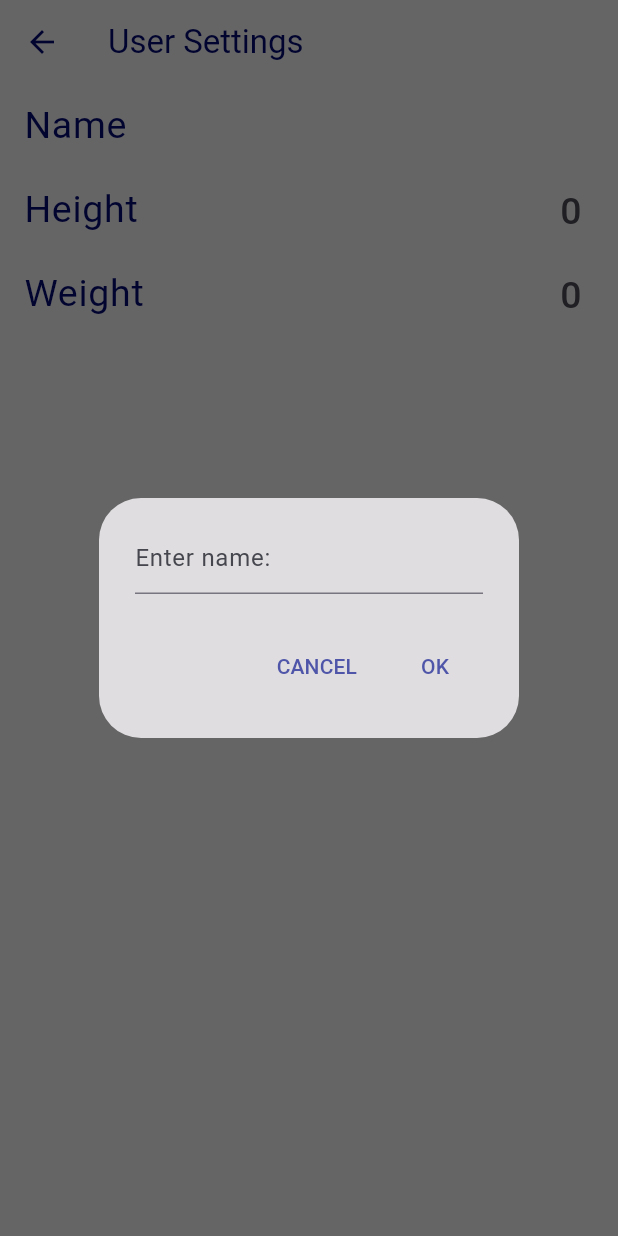
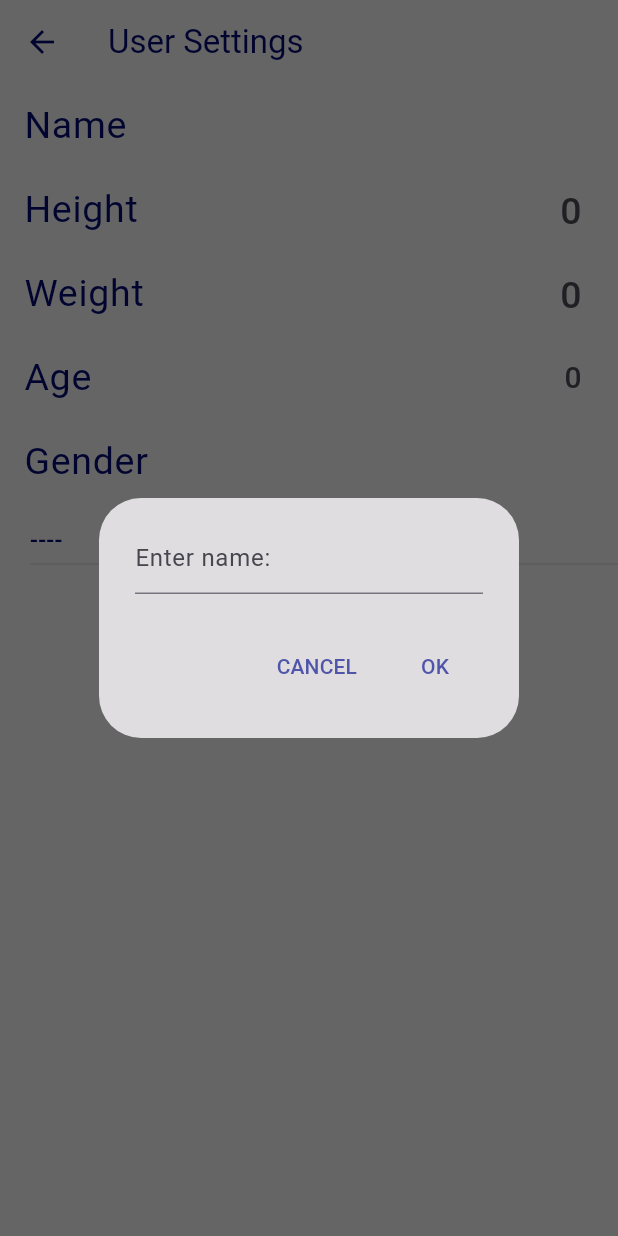
Before and after one commit to LowerCaseL084/CaloriesTrackerFlutter, a Flutter app: the CaloriesUserSettingsPage screen opened by its route, after a tap on "Name", on a phone screen of 412 x 824 dp. Run offline on Flutter 3.47's test engine with Material 2 defaults, Android fonts, the phone set to English and light mode, and no system bars; our stand-ins replace shared_preferences; accounts and stored records are empty.

Commit message:
Added gender and age

```diff
--- a/lib/settings.dart
+++ b/lib/settings.dart
@@ -6,7 +6,10 @@ mixin InputDialog {
   // From Harsh Pipaliya
   // https://stackoverflow.com/questions/49778217/how-to-create-a-dialog-that-is-able-to-accept-text-input-and-show-result-in-flut
 
-  Future<void> _displayTextInputDialog(BuildContext context, {String title='', required TextEditingController controller, required void Function(String) onTextEntered}) async {
+  Future<void> _displayTextInputDialog(BuildContext context,
+      {String title = '',
+      required TextEditingController controller,
+      required void Function(String) onTextEntered}) async {
     return showDialog(
       context: context,
       builder: (context) {
@@ -35,7 +38,10 @@ mixin InputDialog {
     );
   }
 
-  Future<void> _displayIntInputDialog(BuildContext context, {String title='', required TextEditingController controller, required void Function(int) onIntEntered}) async {
+  Future<void> _displayIntInputDialog(BuildContext context,
+      {String title = '',
+      required TextEditingController controller,
+      required void Function(int) onIntEntered}) async {
     return showDialog(
       context: context,
       builder: (context) {
@@ -53,20 +59,18 @@ mixin InputDialog {
             TextButton(
               child: const Text('OK'),
               onPressed: () {
-
                 int? val = int.tryParse(controller.text);
-                if(val == null)
-                {
+                if (val == null) {
                   Navigator.pop(context);
-                  showDialog(context: context, builder: (context) {
+                  showDialog(
+                      context: context,
+                      builder: (context) {
                         return const AlertDialog(
                           title: Text("Invalid input"),
                           content: Text("Enter valid integer!"),
                         );
                       });
-                }
-                else
-                {
+                } else {
                   onIntEntered(val);
                   Navigator.pop(context);
                 }
@@ -94,39 +98,34 @@ class CaloriesSettingsPage extends StatelessWidget {
         //mainAxisAlignment: MainAxisAlignment.center,
         children: <Widget>[
           ListTile(
-            title: const Text(
-              'User Information',
+            title: const Text('User Information',
                 style: TextStyle(
                   fontSize: 25.0,
-              )
-            ),
-            onTap: () => {Navigator.pushNamed(context, '/settings/user_settings')},
+                )),
+            onTap: () =>
+                {Navigator.pushNamed(context, '/settings/user_settings')},
           ),
           ListTile(
-            title: const Text(
-              'Goal Settings',
+            title: const Text('Goal Settings',
                 style: TextStyle(
                   fontSize: 25.0,
-              )
-            ),
-            onTap: () => {Navigator.pushNamed(context, '/settings/goal_settings')},
+                )),
+            onTap: () =>
+                {Navigator.pushNamed(context, '/settings/goal_settings')},
           ),
           ListTile(
-            title: const Text(
-              'Allergies',
+            title: const Text('Allergies',
                 style: TextStyle(
                   fontSize: 25.0,
-              )
-            ),
-            onTap: () => {Navigator.pushNamed(context, '/settings/allergies_list')},
+                )),
+            onTap: () =>
+                {Navigator.pushNamed(context, '/settings/allergies_list')},
           ),
           ListTile(
-            title: const Text(
-              'Application Settings',
+            title: const Text('Application Settings',
                 style: TextStyle(
                   fontSize: 25.0,
-              )
-            ),
+                )),
             onTap: () => {},
           ),
         ],
@@ -141,14 +140,23 @@ class CaloriesUserSettingsPage extends StatefulWidget {
   const CaloriesUserSettingsPage({super.key, required this.title});
   final String title;
   @override
-  State<CaloriesUserSettingsPage> createState() => _CaloriesUserSettingsPageState();
+  State<CaloriesUserSettingsPage> createState() =>
+      _CaloriesUserSettingsPageState();
 }
 
-class _CaloriesUserSettingsPageState extends State<CaloriesUserSettingsPage> with InputDialog {
-
-  String _userName='';
-  int _height=0;
-  int _weight=0;
+class _CaloriesUserSettingsPageState extends State<CaloriesUserSettingsPage>
+    with InputDialog {
+  String _userName = '';
+  int _height = 0;
+  int _weight = 0;
+  int _age = 0;
+  String _temp = '----';
+  String _gender = '----';
+  var items = [
+    '----',
+    'Male',
+    'Female',
+  ];
 
   @override
   void initState() {
@@ -162,6 +170,9 @@ class _CaloriesUserSettingsPageState extends State<CaloriesUserSettingsPage> wit
       _userName = (prefs.getString('user_name') ?? '');
       _height = (prefs.getInt('height') ?? 0);
       _weight = (prefs.getInt('weight') ?? 0);
+      _age = (prefs.getInt('age') ?? 0);
+      _gender = (prefs.getString('gender') ?? '');
+      _temp = (prefs.getString('temp') ?? '');
     });
   }
 
@@ -170,6 +181,9 @@ class _CaloriesUserSettingsPageState extends State<CaloriesUserSettingsPage> wit
     prefs.setString('user_name', _userName);
     prefs.setInt('height', _height);
     prefs.setInt('weight', _weight);
+    prefs.setInt('age', _age);
+    prefs.setString('gender', _gender);
+    prefs.setString('temp', _temp);
   }
 
   @override
@@ -178,72 +192,129 @@ class _CaloriesUserSettingsPageState extends State<CaloriesUserSettingsPage> wit
       appBar: AppBar(
         title: Text(widget.title),
       ),
-      body: Column(
+      body: Center(
         //mainAxisAlignment: MainAxisAlignment.center,
-        children: <Widget> [
+        child: ListView(
+          children: [
             ListTile(
-            title: const Text(
-              'Name',
+              title: const Text('Name',
                   style: TextStyle(
                     fontSize: 25.0,
-              )
-            ),
-            trailing: Text(
-              _userName,
+                  )),
+              trailing: Text(_userName,
                   style: const TextStyle(
                     fontSize: 25.0,
-              )
-            ),
+                  )),
               onTap: () => {
                 _displayTextInputDialog(context,
                     title: "Enter username: ",
                     controller: TextEditingController(text: _userName),
-              onTextEntered: (s) {_userName = s; _updateValues(); setState((){});}),
+                    onTextEntered: (s) {
+                  _userName = s;
+                  _updateValues();
+                  setState(() {});
+                }),
+              },
+            ),
+            ListTile(
+              title: const Text('Height',
+                  style: TextStyle(
+                    fontSize: 25.0,
+                  )),
+              trailing: Text(_height.toString(),
+                  style: const TextStyle(
+                    fontSize: 25.0,
+                  )),
+              onTap: () => {
+                _displayIntInputDialog(context,
+                    title: "Enter height: ",
+                    controller: TextEditingController(text: _height.toString()),
+                    onIntEntered: (val) {
+                  _height = val;
+                  _updateValues();
+                  setState(() {});
+                }),
+              },
+            ),
+            ListTile(
+              title: const Text('Weight',
+                  style: TextStyle(
+                    fontSize: 25.0,
+                  )),
+              trailing: Text(_weight.toString(),
+                  style: const TextStyle(
+                    fontSize: 25.0,
+                  )),
+              onTap: () => {
+                _displayIntInputDialog(context,
+                    title: "Enter weight: ",
+                    controller: TextEditingController(text: _weight.toString()),
+                    onIntEntered: (val) {
+                  _weight = val;
+                  _updateValues();
+                  setState(() {});
+                }),
               },
             ),
             ListTile(
               title: const Text(
-              'Height',
+                'Age',
                 style: TextStyle(
                   fontSize: 25.0,
-              )
+                ),
               ),
               trailing: Text(
-              _height.toString(),
+                _age.toString(),
                 style: const TextStyle(
-                fontSize: 25.0,
-              )
+                  fontSize: 20.0,
                 ),
-            onTap: () => {
+              ),
+              onTap: () {
                 _displayIntInputDialog(context,
-              title: "Enter height: ",
-              controller: TextEditingController(text: _height.toString()),
-              onIntEntered: (val) {_height = val; _updateValues(); setState((){});}
-              ),
+                    title: "Enter age: ",
+                    controller: TextEditingController(text: _age.toString()),
+                    onIntEntered: (ag) {
+                  _age = ag;
+                  _updateValues();
+                  setState(() {});
+                });
               },
             ),
-          ListTile(
-            title: const Text(
-              'Weight',
+            const ListTile(
+              title: Text(
+                'Gender',
                 style: TextStyle(
                   fontSize: 25.0,
-              )
                 ),
-            trailing: Text(
-              _weight.toString(),
-              style: const TextStyle(
-                fontSize: 25.0,
-              )
               ),
-            onTap: () => {
-              _displayIntInputDialog(context,
-              title: "Enter weight: ",
-              controller: TextEditingController(text: _weight.toString()),
-              onIntEntered: (val) {_weight = val; _updateValues(); setState((){});}
             ),
+            Container(
+              padding: EdgeInsets.fromLTRB(20, 0, 0, 0),
+              child: DropdownButton(
+                value: _temp,
+                icon: const Icon(Icons.keyboard_arrow_down),
+                items: items.map((String items) {
+                  return DropdownMenuItem(
+                    value: items,
+                    child: SizedBox(
+                      width: 100,
+                      child: Text(
+                        items,
+                      ),
+                    ),
+                  );
+                }).toList(),
+                onChanged: (String? newValue) {
+                  setState(() {
+                    _temp = newValue!;
+                  });
+                  _gender = _temp;
+                  _updateValues();
                 },
               ),
+            ),
           ],
+        ),
       ),
     );
   }
@@ -255,10 +326,12 @@ class CaloriesGoalSettingsPage extends StatefulWidget {
   const CaloriesGoalSettingsPage({super.key, required this.title});
   final String title;
   @override
-  State<CaloriesGoalSettingsPage> createState() => _CaloriesGoalSettingsPageState();
+  State<CaloriesGoalSettingsPage> createState() =>
+      _CaloriesGoalSettingsPageState();
 }
 
-class _CaloriesGoalSettingsPageState extends State<CaloriesGoalSettingsPage> with InputDialog {
+class _CaloriesGoalSettingsPageState extends State<CaloriesGoalSettingsPage>
+    with InputDialog {
   int _targetWeight = 0;
   bool _isRecommendedSettings = true;
 
@@ -292,23 +365,24 @@ class _CaloriesGoalSettingsPageState extends State<CaloriesGoalSettingsPage> wit
         //mainAxisAlignment: MainAxisAlignment.center,
         children: <Widget>[
           ListTile(
-            title: const Text(
-              'Target Weight',
+            title: const Text('Target Weight',
                 style: TextStyle(
                   fontSize: 25.0,
-              )
-            ),
-            trailing: Text(
-              _targetWeight.toString(),
+                )),
+            trailing: Text(_targetWeight.toString(),
                 style: const TextStyle(
                   fontSize: 25.0,
-              )
-            ),
+                )),
             onTap: () => {
               _displayIntInputDialog(context,
                   title: "Enter username: ",
-              controller: TextEditingController(text: _targetWeight.toString()),
-              onIntEntered: (s) {_targetWeight = s; _updateValues(); setState((){});}),
+                  controller:
+                      TextEditingController(text: _targetWeight.toString()),
+                  onIntEntered: (s) {
+                _targetWeight = s;
+                _updateValues();
+                setState(() {});
+              }),
             },
           ),
           ListTile(
@@ -318,7 +392,7 @@ class _CaloriesGoalSettingsPageState extends State<CaloriesGoalSettingsPage> wit
               onChanged: (value) {
                 _isRecommendedSettings = value;
                 _updateValues();
-                setState((){});
+                setState(() {});
               },
             ),
           ),
@@ -334,11 +408,14 @@ class CaloriesAllergiesListPage extends StatefulWidget {
   const CaloriesAllergiesListPage({super.key, required this.title});
   final String title;
   @override
-  State<CaloriesAllergiesListPage> createState() => _CaloriesAllergiesListPageState();
+  State<CaloriesAllergiesListPage> createState() =>
+      _CaloriesAllergiesListPageState();
 }
 
 class _CaloriesAllergiesListPageState extends State<CaloriesAllergiesListPage> {
-  final Map<CaloriesAllergy,bool> _allergies = { for (var i in CaloriesAllergy.values) i:false };
+  final Map<CaloriesAllergy, bool> _allergies = {
+    for (var i in CaloriesAllergy.values) i: false
+  };
 
   @override
   void initState() {
@@ -349,8 +426,7 @@ class _CaloriesAllergiesListPageState extends State<CaloriesAllergiesListPage> {
   Future<void> _loadValues() async {
     final prefs = await SharedPreferences.getInstance();
     setState(() {
-      for(var i in CaloriesAllergy.values)
-      {
+      for (var i in CaloriesAllergy.values) {
         _allergies[i] = (prefs.getBool(i.preferenceKey) ?? false);
       }
     });
@@ -358,8 +434,7 @@ class _CaloriesAllergiesListPageState extends State<CaloriesAllergiesListPage> {
 
   Future<void> _updateValues() async {
     final prefs = await SharedPreferences.getInstance();
-    for(var i in CaloriesAllergy.values)
-    {
+    for (var i in CaloriesAllergy.values) {
       prefs.setBool(i.preferenceKey, _allergies[i] ?? false);
     }
   }
```
Lines whose indentation alone changed are shown as unchanged.
